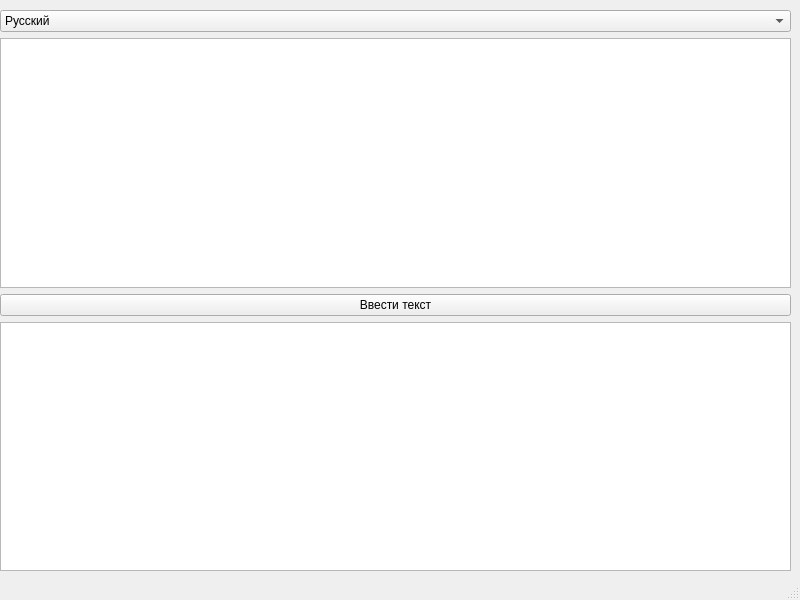
Qt form foitac/laboratory-1/alphabet.ui (Pobedinskiiy/tstu) before a commit.
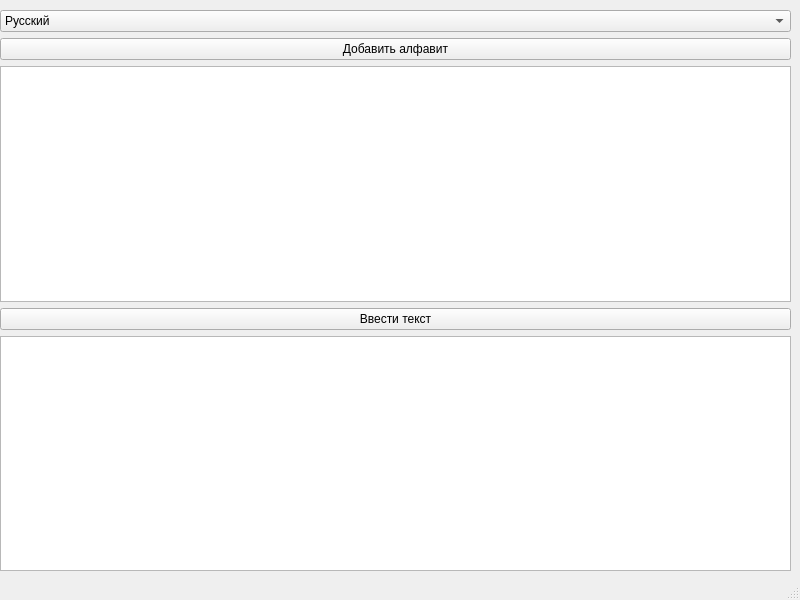
The same form after that commit.

Commit message: > [alphabet] added an alphabet addition button + [main] Created a file to launch the design

Patch:
```diff
--- a/foitac/laboratory-1/alphabet.ui
+++ b/foitac/laboratory-1/alphabet.ui
@@ -38,6 +38,13 @@
        </item>
       </widget>
      </item>
+     <item>
+      <widget class="QPushButton" name="addAlphabetButton">
+       <property name="text">
+        <string>Добавить алфавит</string>
+       </property>
+      </widget>
+     </item>
      <item>
       <widget class="QTextEdit" name="inTextEdit"/>
      </item>
```
Left out of the diff: 4 changed lines with no effect on the pictures. The commit also changes 2 other files.
